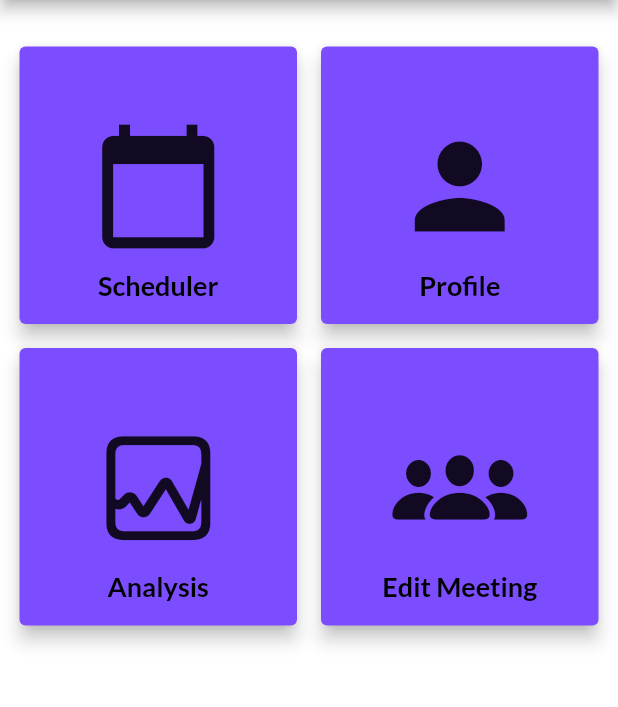
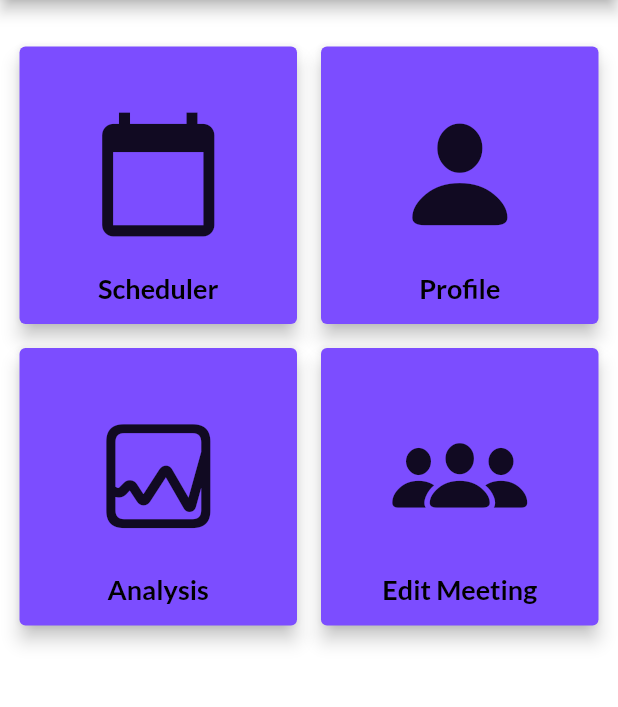
Before and after one commit to Vrutik21/Flutter, a Flutter app: the screen it shows after launch, on a phone screen of 412 x 824 dp, the part 156-863 px from its top. Run offline on Flutter 3.47's test engine with Material 2 defaults, Android fonts, the phone set to English and light mode, and no system bars; our stand-ins replace google_fonts.

Commit message:
commit on day-15

```diff
--- a/newapp/lib/dashboard.dart
+++ b/newapp/lib/dashboard.dart
@@ -60,40 +60,10 @@ class _DashboardState extends State<Dashboard> {
             crossAxisCount: 2,
             padding: EdgeInsets.all(3.0),
             children: <Widget>[
-              makedashboarditem(
-                  "Scheduler",
-                  IconButton(
-                      icon: Icon(
-                        Icons.calendar_today,
-                        size: 90,
-                      ),
-                      onPressed: () {
-                        Navigator.pushNamed(context, '/login');
-                      })),
-              makedashboarditem(
-                  "Profile",
-                  IconButton(
-                      icon: Icon(
-                        Icons.person,
-                        size: 90,
-                      ),
-                      onPressed: () {})),
-              makedashboarditem(
-                  "Analysis",
-                  IconButton(
-                      icon: Icon(
-                        CupertinoIcons.graph_square,
-                        size: 90,
-                      ),
-                      onPressed: () {})),
-              makedashboarditem(
-                  "Edit Meeting",
-                  IconButton(
-                      icon: Icon(
-                        CupertinoIcons.person_3_fill,
-                        size: 90,
-                      ),
-                      onPressed: () {})),
+              makedashboarditem("Scheduler", Icons.calendar_today,),
+              makedashboarditem("Profile", CupertinoIcons.person_fill),
+              makedashboarditem("Analysis", CupertinoIcons.graph_square),
+              makedashboarditem("Edit Meeting", CupertinoIcons.person_3_fill),
             ],
           ),
         ),
@@ -101,7 +71,10 @@ class _DashboardState extends State<Dashboard> {
     );
   }
 
-  Card makedashboarditem(String title, IconButton icon) {
+  Card makedashboarditem(
+    String title,
+    IconData icon,
+  ) {
     return Card(
       color: Colors.deepPurpleAccent,
       elevation: 5.0,
@@ -116,10 +89,8 @@ class _DashboardState extends State<Dashboard> {
           verticalDirection: VerticalDirection.down,
           children: <Widget>[
             SizedBox(height: 40.0),
-            Container(
-              child: icon,
-            ),
-            SizedBox(height: 60.0),
+            Container(child: Icon(icon, size: 90)),
+            SizedBox(height: 20.0),
             new Center(
               child: new Text(title,
                   style: new TextStyle(
```
